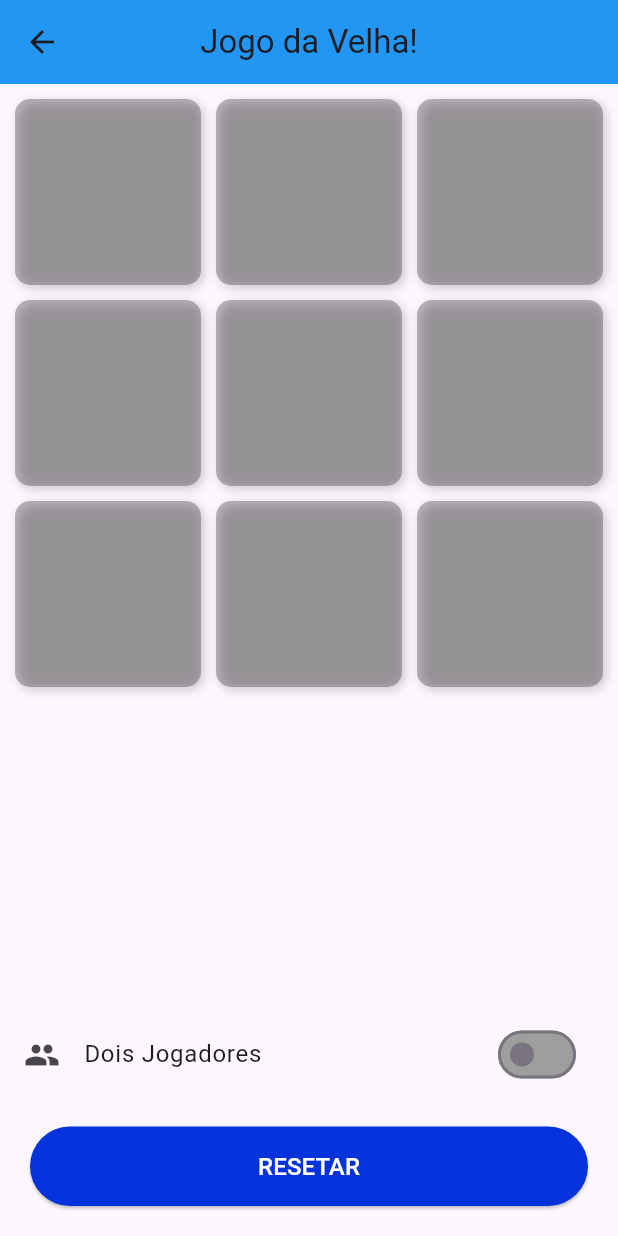
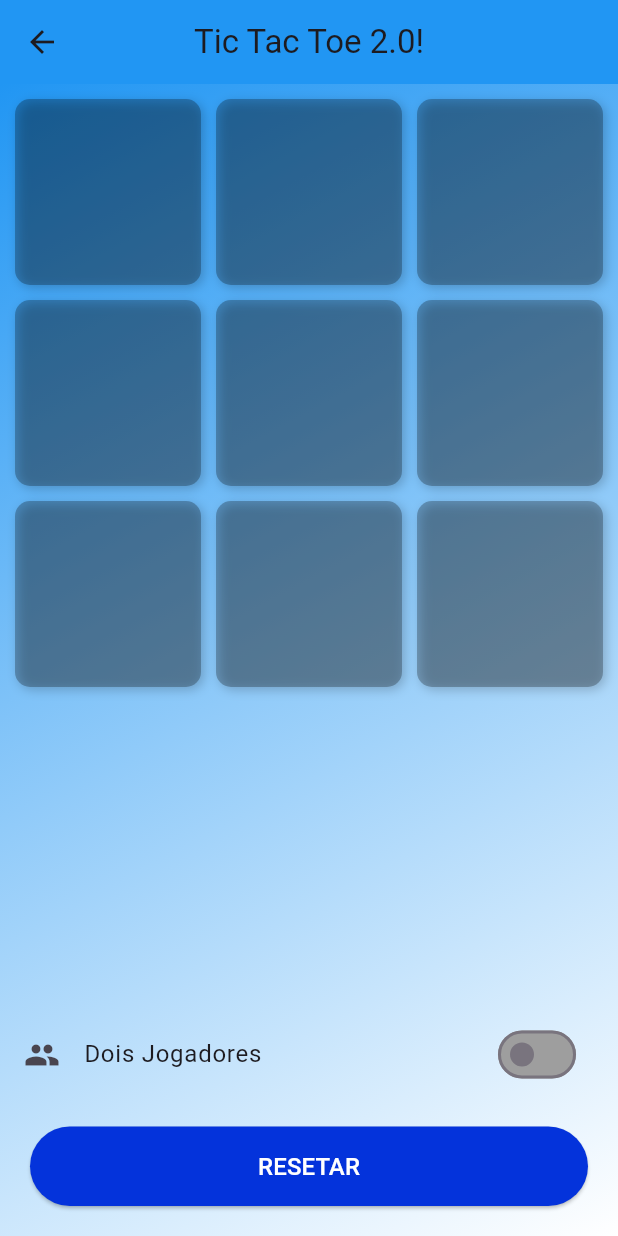
Before and after one commit to jcr04/jogo_da_velha.flutter, a Flutter app: the GamePage screen opened directly, on a phone screen of 412 x 824 dp. Run offline on Flutter 3.47's test engine with Material 3 defaults, Android fonts, the phone set to English and light mode, and no system bars.

Commit message:
update colors

```diff
--- a/tictactoe/lib/core/constants.dart
+++ b/tictactoe/lib/core/constants.dart
@@ -8,7 +8,7 @@ const Color PLAYER2_COLOR = Color.fromARGB(255, 255, 4, 180);
 const String PLAYER1_SYMBOL = 'X';
 const String PLAYER2_SYMBOL = 'O';
 
-const String GAME_TITLE = 'Jogo da Velha!';
+const String GAME_TITLE = 'Tic Tac Toe 2.0!';
 const String TIED_TITLE = 'Jogo empatado!';
 const String WIN_TITLE = 'Jogador [SYMBOL] Ganhou!';
 const String DIALOG_MESSAGE = 'Pressione o botão reset para começar de novo!';
--- a/tictactoe/lib/pages/game_page.dart
+++ b/tictactoe/lib/pages/game_page.dart
@@ -30,7 +30,15 @@ class _GamePageState extends State<GamePage> {
   }
 
   Widget _buildBody() {
-    return Column(
+    return Container(
+      decoration: const BoxDecoration(
+        gradient: LinearGradient(
+          begin: Alignment.topLeft,
+          end: Alignment.bottomRight,
+          colors: [Colors.blue, Colors.white], // Fundo gradiente
+        ),
+      ),
+      child: Column(
         mainAxisAlignment: MainAxisAlignment.center,
         crossAxisAlignment: CrossAxisAlignment.stretch,
         children: [
@@ -38,6 +46,7 @@ class _GamePageState extends State<GamePage> {
           _buildPlayerModeSwitch(),
           _buildResetButton(),
         ],
+      ),
     );
   }
 
```
Lines whose indentation alone changed are shown as unchanged.
